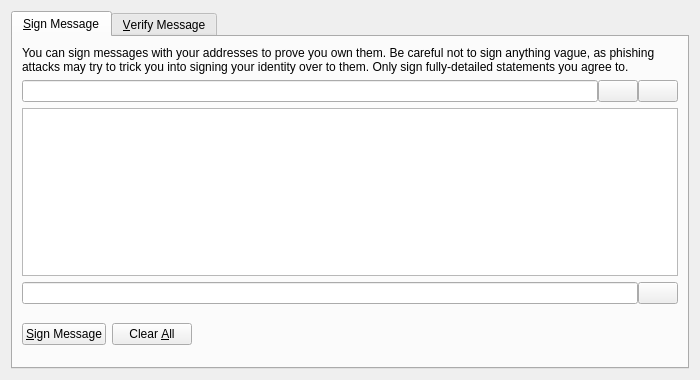
The window that src/qt/forms/signverifymessagedialog.ui (Betcoincore/betcoin) describes before a commit, drawn with Qt 5.
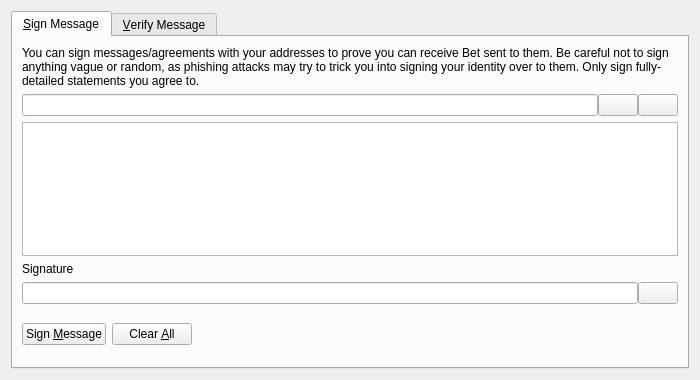
The same window after the commit. The open tabs and pages were chosen to show the change. Icons and pictures are not drawn. Custom widgets are drawn as their Qt base class.

```diff
--- a/src/qt/forms/signverifymessagedialog.ui
+++ b/src/qt/forms/signverifymessagedialog.ui
@@ -30,7 +30,7 @@
        <item>
         <widget class="QLabel" name="infoLabel_SM">
          <property name="text">
-          <string>You can sign messages with your addresses to prove you own them. Be careful not to sign anything vague, as phishing attacks may try to trick you into signing your identity over to them. Only sign fully-detailed statements you agree to.</string>
+          <string>You can sign messages/agreements with your addresses to prove you can receive Bet sent to them. Be careful not to sign anything vague or random, as phishing attacks may try to trick you into signing your identity over to them. Only sign fully-detailed statements you agree to.</string>
          </property>
          <property name="textFormat">
           <enum>Qt::PlainText</enum>
@@ -104,6 +104,16 @@
          </property>
         </widget>
        </item>
+       <item>
+        <widget class="QLabel" name="signatureLabel_SM">
+         <property name="text">
+          <string>Signature</string>
+         </property>
+         <property name="textFormat">
+          <enum>Qt::PlainText</enum>
+         </property>
+        </widget>
+       </item>
        <item>
         <layout class="QHBoxLayout" name="horizontalLayout_2_SM">
          <property name="spacing">
@@ -148,11 +158,7 @@
             <string>Sign the message to prove you own this Bet address</string>
            </property>
            <property name="text">
-            <string>&amp;Sign Message</string>
-           </property>
-           <property name="icon">
-            <iconset resource="../bitcoin.qrc">
-             <normaloff>:/icons/edit</normaloff>:/icons/edit</iconset>
+            <string>Sign &amp;Message</string>
            </property>
            <property name="autoDefault">
             <bool>false</bool>
```
Left out of the diff: 50 changed lines with no effect on the pictures.
